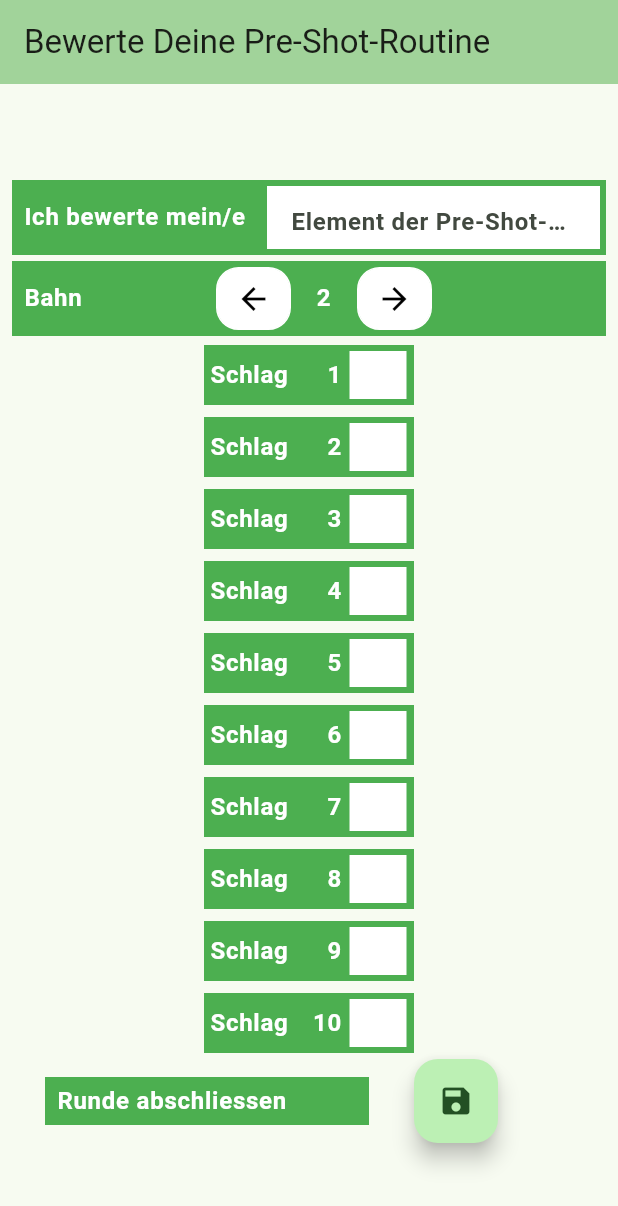
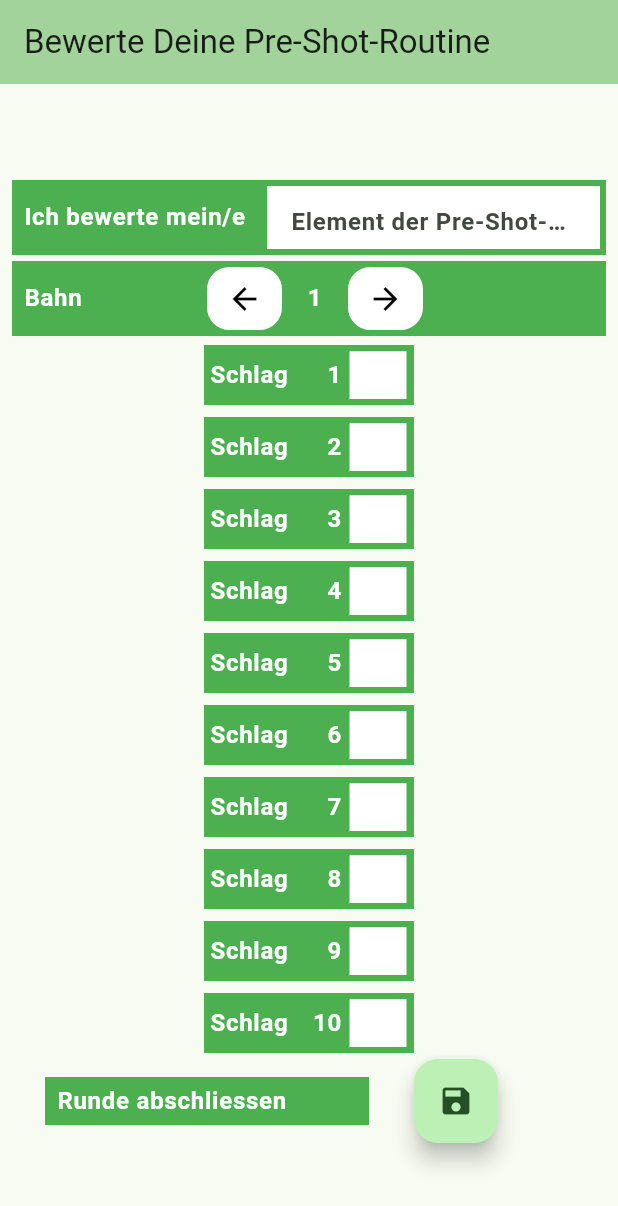
Before and after one commit to chrbuchsteiner61/valuation_pre_shot, a Flutter app: the screen it shows after launch, after a tap on the "arrow back" icon, on a phone screen of 412 x 824 dp. Shown: the top 1206 px of the screen. Run offline on Flutter 3.47's test engine with Material 3 defaults, Android fonts, the phone set to English and light mode, and no system bars; our stand-ins replace logger.

Commit message:
added change of tees

```diff
--- a/lib/main.dart
+++ b/lib/main.dart
@@ -1,8 +1,45 @@
+import 'package:flutter/foundation.dart';
 import 'package:flutter/material.dart';
-import 'package:valuation_pre_shot/ui_mockup/ui_mockup.dart';
+import 'package:provider/provider.dart';
+import 'package:valuation_pre_shot/ui_areas/change_the_tee.dart';
+import 'package:valuation_pre_shot/ui_areas/input_valuation.dart';
+import 'package:valuation_pre_shot/ui_areas//input_your_routine_element.dart';
+import 'package:valuation_pre_shot/ui_areas//save_your_round.dart';
 
 void main() {
-  runApp(const MyApp());
+  runApp(
+    MultiProvider(
+      providers: [
+        ChangeNotifierProvider(create: (_) => ChangeNumber()),
+      ],
+      child: const MyApp(),
+    ),
+  );
+}
+
+class ChangeNumber with ChangeNotifier, DiagnosticableTreeMixin {
+  int _aNumber = 1;
+
+  int get aTee => _aNumber;
+
+  void inDecreaseANumber(int anAddedValue, int minValue, int maxValue) {
+    _aNumber += anAddedValue;
+    if (_aNumber > maxValue) {
+      _aNumber = maxValue;
+    }
+    if (_aNumber < minValue) {
+      _aNumber = minValue;
+    }
+
+    notifyListeners();
+  }
+
+  /// Makes `Counter` readable inside the devtools by listing all of its properties
+  @override
+  void debugFillProperties(DiagnosticPropertiesBuilder properties) {
+    super.debugFillProperties(properties);
+    properties.add(IntProperty('count', aTee));
+  }
 }
 
 class MyApp extends StatelessWidget {
@@ -20,8 +57,8 @@ class MyApp extends StatelessWidget {
           secondary: Colors.white,
         ),
         useMaterial3: true,
-        textTheme: TextTheme(
-          bodyLarge: const TextStyle(
+        textTheme: const TextTheme(
+          bodyLarge: TextStyle(
               fontSize: 16, fontWeight: FontWeight.w600, color: Colors.white),
         ),
       ),
@@ -40,16 +77,26 @@ class MyHomePage extends StatefulWidget {
 }
 
 class _MyHomePageState extends State<MyHomePage> {
+  int tee = 10;
+
   @override
   Widget build(BuildContext context) {
     return Scaffold(
-        appBar: AppBar(
-          backgroundColor: Theme.of(context).colorScheme.inversePrimary,
-
-          title: Text(widget.title),
-        ),
-        body:
-            UiMockup() // This trailing comma makes auto-formatting nicer for build methods.
-        );
+      appBar: AppBar(
+        backgroundColor: Theme.of(context).colorScheme.inversePrimary,
+        title: Text(widget.title),
+      ),
+      body: const Column(
+        mainAxisAlignment: MainAxisAlignment.center,
+        children: <Widget>[
+          InputYourRoutineElement(),
+          ChangeTheTee(),
+          Center(
+            child: InputValuation(),
+          ),
+          SaveYourRound()
+        ],
+      ), // This trailing comma makes auto-formatting nicer for build methods.
+    );
   }
 }
--- /dev/null
+++ b/lib/ui_areas/change_the_tee.dart
@@ -0,0 +1,44 @@
+import 'package:flutter/material.dart';
+import 'package:provider/provider.dart';
+import 'package:valuation_pre_shot/ui_elements/colored_container.dart';
+import 'package:valuation_pre_shot/ui_elements/in_decrease_button.dart';
+import 'package:valuation_pre_shot/ui_elements/styled_text.dart';
+
+import '../main.dart';
+
+//int tee = 23;
+
+class ChangeTheTee extends StatelessWidget {
+  const ChangeTheTee({super.key});
+
+  @override
+  Widget build(BuildContext context) {
+    return ColoredContainer(
+      //padding: const EdgeInsets.symmetric(horizontal: 8, vertical: 4),
+      //color: Colors.green,
+      aWidget: Row(children: <Widget>[
+        Padding(
+          padding: const EdgeInsets.symmetric(horizontal: 8, vertical: 4),
+          child: StyledText(
+            aText: 'Bahn ',
+            aWidth: 110,
+            aLignment: 'left',
+          ),
+        ),
+        Row(
+          children: <Widget>[
+            InDecreaseButton(aDirection: 'back'),
+            StyledText(
+              //aText: tee.toString(),
+              aText: '${context.watch<ChangeNumber>().aTee}',
+              key: const Key('counterState'),
+              aWidth: 36,
+              aLignment: 'center',
+            ),
+            InDecreaseButton(aDirection: 'forward'),
+          ],
+        ),
+      ]),
+    );
+  }
+}
--- /dev/null
+++ b/lib/ui_areas/input_valuation.dart
@@ -0,0 +1,27 @@
+import 'package:flutter/cupertino.dart';
+import 'package:flutter/material.dart';
+import 'package:valuation_pre_shot/ui_areas/single_valuation.dart';
+
+class InputValuation extends StatelessWidget {
+  const InputValuation({super.key});
+
+  @override
+  Widget build(BuildContext context) {
+    return Center(
+      child: Column(
+        children: <Widget>[
+          SingleValuation(strokeNumber: 1),
+          SingleValuation(strokeNumber: 2),
+          SingleValuation(strokeNumber: 3),
+          SingleValuation(strokeNumber: 4),
+          SingleValuation(strokeNumber: 5),
+          SingleValuation(strokeNumber: 6),
+          SingleValuation(strokeNumber: 7),
+          SingleValuation(strokeNumber: 8),
+          SingleValuation(strokeNumber: 9),
+          SingleValuation(strokeNumber: 10),
+        ],
+      ),
+    );
+  }
+}
--- a/lib/ui_mockup/single_valuation.dart
+++ b/lib/ui_areas/single_valuation.dart
@@ -1,12 +1,11 @@
 import 'package:flutter/material.dart';
-import 'package:valuation_pre_shot/ui_elements/colored_container.dart';
 import 'package:valuation_pre_shot/ui_elements/styled_text.dart';
 
 class SingleValuation extends StatelessWidget {
-  String teeNumber = '1';
+  String strokeNumber = '1';
 
-  SingleValuation({super.key, required teeNumber}) {
-    this.teeNumber = teeNumber.toString();
+  SingleValuation({super.key, required strokeNumber}) {
+    this.strokeNumber = strokeNumber.toString();
   }
 
   @override
@@ -27,7 +26,7 @@ class SingleValuation extends StatelessWidget {
                 aLignment: 'left',
               ),
               StyledText(
-                aText: teeNumber,
+                aText: strokeNumber,
                 aWidth: 28,
                 aLignment: 'right',
               ),
@@ -41,7 +40,12 @@ class SingleValuation extends StatelessWidget {
                     border: InputBorder.none,
                     filled: true,
                     fillColor: Colors.white,
+
                   ),
+                  keyboardType: TextInputType.number,
+                 // inputFormatters: <TextInputFormatter>[
+                 //   FilteringTextInputFormatter.digitsOnly
+                 // ],
                 ),
               ),
             ],
--- /dev/null
+++ b/lib/ui_elements/in_decrease_button.dart
@@ -0,0 +1,51 @@
+import 'package:flutter/material.dart';
+import 'package:logger/logger.dart';
+import 'package:provider/provider.dart';
+import '../main.dart';
+
+var logger = Logger();
+
+class InDecreaseButton extends StatelessWidget {
+  String aDirection;
+  final int lowestTee = 1;
+  final int highestTee = 18;
+
+  InDecreaseButton({super.key, required this.aDirection});
+
+  Icon anIcon = const Icon(Icons.arrow_forward);
+  int addValue = 0;
+
+  @override
+  Widget build(BuildContext context) {
+    switch (aDirection) {
+      case 'back':
+        anIcon = const Icon(Icons.arrow_back);
+        addValue = -1;
+
+      case 'forward':
+        anIcon = const Icon(Icons.arrow_forward);
+        addValue = 1;
+
+      default:
+        'no action';
+        addValue = 0;
+    }
+
+    return Container(
+      decoration: BoxDecoration(
+          border: Border.all(
+            color: Colors.white,
+          ),
+          color: Colors.white,
+          borderRadius: const BorderRadius.all(Radius.circular(15))),
+      margin: const EdgeInsets.all(4),
+      child: IconButton(
+          icon: anIcon,
+          color: Colors.black,
+          tooltip: 'back or forward',
+          onPressed: () => context
+              .read<ChangeNumber>()
+              .inDecreaseANumber(addValue, lowestTee, highestTee)),
+    );
+  }
+}
--- a/lib/ui_mockup/change_the_tee.dart
+++ /dev/null
@@ -1,69 +0,0 @@
-import 'package:flutter/material.dart';
-import 'package:valuation_pre_shot/ui_elements/colored_container.dart';
-import 'package:valuation_pre_shot/ui_elements/styled_text.dart';
-
-class ChangeTheTee extends StatelessWidget {
-  const ChangeTheTee({super.key});
-
-  void onPressed() {
-    String a = "23";
-  }
-
-  @override
-  Widget build(BuildContext context) {
-    return ColoredContainer(
-      //padding: const EdgeInsets.symmetric(horizontal: 8, vertical: 4),
-      //color: Colors.green,
-      aWidget: Row(children: <Widget>[
-        Padding(
-            padding: const EdgeInsets.symmetric(horizontal: 8, vertical: 4),
-            child: StyledText(
-            aText: 'Bahn ',
-            aWidth: 116,
-            aLignment: 'left',
-          ),
-        ),
-        Row(
-          children: <Widget>[
-            Container(
-              decoration: BoxDecoration(
-                  border: Border.all(
-                    color: Colors.white,
-                  ),
-                  color: Colors.white,
-                  borderRadius: const BorderRadius.all(Radius.circular(15))),
-              margin: EdgeInsets.all(4),
-              child: IconButton(
-                iconSize: 24,
-                icon: const Icon(Icons.arrow_back),
-                color: Colors.black,
-                tooltip: 'nothing',
-                onPressed: () {},
-              ),
-            ),
-            StyledText(
-              aText: '2',
-              aWidth: 36,
-              aLignment: 'center',
-            ),
-            Container(
-              decoration: BoxDecoration(
-                  border: Border.all(
-                    color: Colors.white,
-                  ),
-                  color: Colors.white,
-                  borderRadius: const BorderRadius.all(Radius.circular(15))),
-              margin: EdgeInsets.all(4),
-              child: IconButton(
-                icon: const Icon(Icons.arrow_forward),
-                color: Colors.black,
-                tooltip: 'Increase volume by 10',
-                onPressed: () {},
-              ),
-            ),
-          ],
-        ),
-      ]),
-    );
-  }
-}
--- a/lib/ui_mockup/input_valuation.dart
+++ /dev/null
@@ -1,24 +0,0 @@
-import 'package:flutter/cupertino.dart';
-import 'package:valuation_pre_shot/ui_mockup/single_valuation.dart';
-
-class InputValuation extends StatelessWidget {
-  @override
-  Widget build(BuildContext context) {
-    return Center(
-      child: Column(
-        children: <Widget>[
-          SingleValuation(teeNumber: 1),
-          SingleValuation(teeNumber: 2),
-          SingleValuation(teeNumber: 3),
-          SingleValuation(teeNumber: 4),
-          SingleValuation(teeNumber: 5),
-          SingleValuation(teeNumber: 6),
-          SingleValuation(teeNumber: 7),
-          SingleValuation(teeNumber: 8),
-          SingleValuation(teeNumber: 9),
-          SingleValuation(teeNumber: 10),
-        ],
-      ),
-    );
-  }
-}
--- a/lib/ui_mockup/ui_mockup.dart
+++ /dev/null
@@ -1,29 +0,0 @@
-import 'package:flutter/material.dart';
-
-import 'package:valuation_pre_shot/ui_mockup/input_your_routine_element.dart';
-import 'package:valuation_pre_shot/ui_mockup/change_the_tee.dart';
-import 'package:valuation_pre_shot/ui_mockup/input_valuation.dart';
-import 'package:valuation_pre_shot/ui_mockup/save_your_round.dart';
-
-class UiMockup extends StatelessWidget {
-  const UiMockup({super.key});
-
-  // UiDemo();
-
-  @override
-  Widget build(BuildContext context) {
-    return
-        //Text('Golf Post Shot App');
-        Column(
-      mainAxisAlignment: MainAxisAlignment.center,
-      children: <Widget>[
-        const InputYourRoutineElement(),
-        const ChangeTheTee(),
-        Center(
-          child: InputValuation(),
-        ),
-        const SaveYourRound()
-      ],
-    );
-  }
-}
--- a/pubspec.yaml
+++ b/pubspec.yaml
@@ -35,6 +35,8 @@ dependencies:
   # The following adds the Cupertino Icons font to your application.
   # Use with the CupertinoIcons class for iOS style icons.
   cupertino_icons: ^1.0.2
+  logger: ^2.0.2+1
+  provider: ^6.1.1
 
 dev_dependencies:
   flutter_test:
```
Also changed, not shown: lib/ui_areas/input_your_routine_element.dart (renamed from lib/ui_mockup/input_your_routine_element.dart), lib/ui_areas/save_your_round.dart (renamed from lib/ui_mockup/save_your_round.dart), lib/ui_elements/input_single_valuation.dart (added), pubspec.lock.
